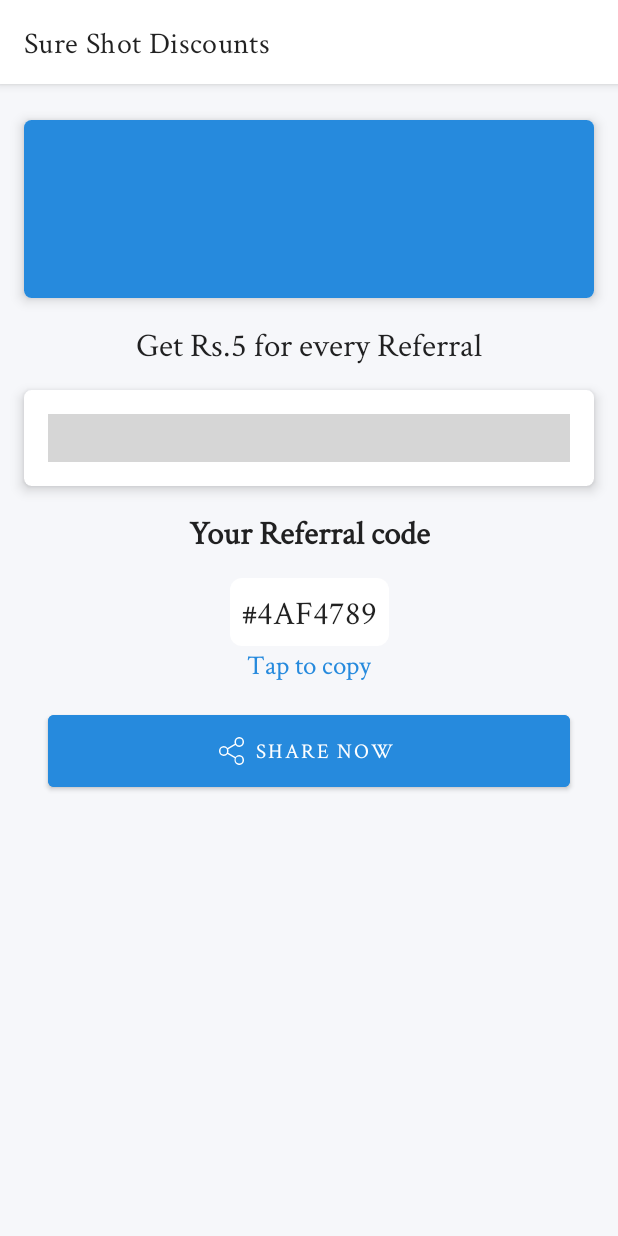
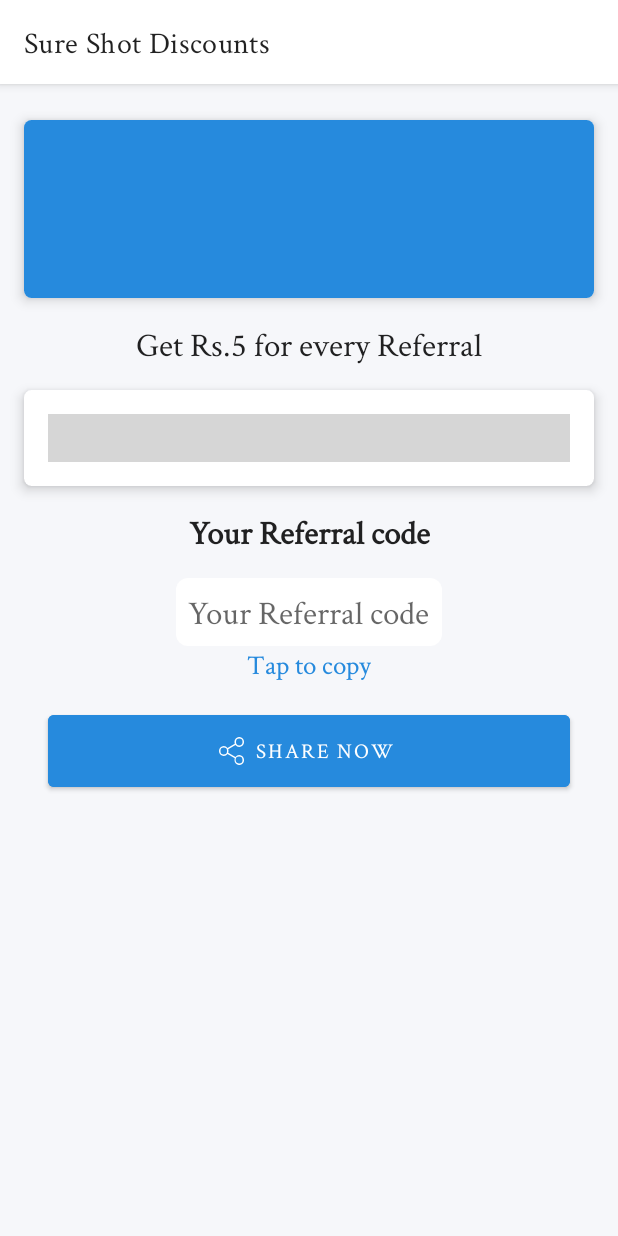
Before and after one commit to Akshay-Sawant/android-app-sure-shot, an Android app: the fragment ReferEarnFragment shown on its own in the app's theme, on a phone screen of 412 x 824 dp. Run offline under Robolectric (Android 15) with nearby library versions, the phone set to English and light mode, and no system bars; libraries missing offline, so code that uses them is left out: com.baoyachi.stepview; plain views replace VerticalStepView; 2 statements that could not run were skipped; grey boxes are pictures that could not be loaded.

Commit message:
ReferEarnFragment.kt: - updated the UI - added tap to copy feature - binded all the views - removed unwanted code

```diff
--- a/app/src/main/java/com/sureshotdiscount/app/ui/referandearn/ReferEarnFragment.kt
+++ b/app/src/main/java/com/sureshotdiscount/app/ui/referandearn/ReferEarnFragment.kt
@@ -1,24 +1,31 @@
 package com.sureshotdiscount.app.ui.referandearn
 
+import android.content.ClipData
+import android.content.ClipboardManager
+import android.content.Context.CLIPBOARD_SERVICE
 import android.os.Bundle
+import android.view.View
+import android.widget.Button
+import android.widget.TextView
+import android.widget.Toast
+import androidx.core.content.ContextCompat
 import androidx.fragment.app.Fragment
-import android.view.View
-import androidx.core.content.ContextCompat
 import com.baoyachi.stepview.VerticalStepView
-
 import com.sureshotdiscount.app.R
 
-/**
- * A simple [Fragment] subclass.
- */
-class ReferEarnFragment : Fragment(R.layout.fragment_refer_earn)/*,View.OnClickListener*/ {
 
-    private lateinit var verticalStepView : VerticalStepView
+class ReferEarnFragment : Fragment(R.layout.fragment_refer_earn), View.OnClickListener {
+
+    private lateinit var verticalStepView: VerticalStepView
     private var mStepList: ArrayList<String> = ArrayList()
+
+    private lateinit var mTextViewReferAndEarnReferralCode: TextView
+    private lateinit var mTextViewReferAndEarnTapToCopy: TextView
+    private lateinit var mButtonReferAndEarnShareNow: Button
 
     override fun onViewCreated(view: View, savedInstanceState: Bundle?) {
         super.onViewCreated(view, savedInstanceState)
-        //view.buttonShareNow.setOnClickListener(this)
+
         verticalStepView = view.findViewById(R.id.stepViewReferEarn)
         mStepList.clear()
         mStepList.add("Get Rs.2 in winnings for every new signup  from your referral link")
@@ -33,16 +40,38 @@ class ReferEarnFragment : Fragment(R.layout.fragment_refer_earn)/*,View.OnClickL
             .setStepViewComplectedTextColor(R.color.colorAccent)
             .setStepViewUnComplectedTextColor(R.color.colorAccent)
             .setStepsViewIndicatorUnCompletedLineColor(R.color.colorAccent)
-            .setStepsViewIndicatorCompleteIcon(ContextCompat.getDrawable(requireActivity(),R.drawable.ic_step_icon_24dp))
+            .setStepsViewIndicatorCompleteIcon(
+                ContextCompat.getDrawable(
+                    requireActivity(),
+                    R.drawable.ic_step_icon_24dp
+                )
+            )
+
+        mTextViewReferAndEarnReferralCode = view.findViewById(R.id.textViewReferralCode)
+        mTextViewReferAndEarnTapToCopy = view.findViewById(R.id.textViewTapToCopy)
+        mTextViewReferAndEarnTapToCopy.setOnClickListener(this@ReferEarnFragment)
+
+        mButtonReferAndEarnShareNow = view.findViewById(R.id.buttonShareNow)
+        mButtonReferAndEarnShareNow.setOnClickListener(this@ReferEarnFragment)
     }
 
-    /*override fun onClick(v: View?) {
+    override fun onClick(v: View?) {
         when (v?.id) {
-            R.id.buttonShareNow -> view?.let {
-                Navigation.findNavController(it)
-                    .navigate(R.id.action_referEarn_to_rechargeFragment)
+            R.id.textViewTapToCopy -> {
+//                onClickTapToCopy()
+            }
+            R.id.buttonShareNow -> {
+//                onClickShareNow()
             }
         }
-    }*/
+    }
 
+    private fun onClickTapToCopy() {
+        val clipboard: ClipboardManager? =
+            context?.getSystemService(CLIPBOARD_SERVICE) as ClipboardManager?
+        val clip =
+            ClipData.newPlainText(getString(R.string.text_your_referral_code), "Text to copy")
+        clipboard?.setPrimaryClip(clip)
+        Toast.makeText(context, "Copied", Toast.LENGTH_SHORT).show()
+    }
 }
--- a/app/src/main/res/layout/fragment_refer_earn.xml
+++ b/app/src/main/res/layout/fragment_refer_earn.xml
@@ -4,7 +4,7 @@
     xmlns:tools="http://schemas.android.com/tools"
     android:layout_width="match_parent"
     android:layout_height="match_parent"
-    android:background="#f6f7fa"
+    android:background="@color/colorRecharge"
     android:fillViewport="true"
     tools:context=".ui.referandearn.ReferEarnFragment">
 
@@ -13,11 +13,11 @@
         android:layout_height="wrap_content">
 
         <com.google.android.material.card.MaterialCardView
-            android:id="@+id/materialcardInviteFriends"
+            android:id="@+id/materialCardViewReferAndEarn"
             android:layout_width="0dp"
             android:layout_height="0dp"
             android:layout_marginTop="@dimen/standard_margin"
-            app:cardBackgroundColor="@android:color/white"
+            app:cardBackgroundColor="@color/colorPrimary"
             app:cardCornerRadius="@dimen/cardCornerRadius"
             app:cardElevation="@dimen/cardElevation"
             app:layout_constraintDimensionRatio="16:5"
@@ -34,6 +34,7 @@
                     android:layout_width="match_parent"
                     android:layout_height="match_parent"
                     android:background="@color/colorAccent"
+                    android:contentDescription="@string/text_cd_company_logo"
                     android:scaleType="centerCrop"
                     app:layout_constraintBottom_toBottomOf="parent"
                     app:layout_constraintEnd_toEndOf="parent"
@@ -54,10 +55,10 @@
             android:textAppearance="@android:style/TextAppearance.Large"
             app:layout_constraintEnd_toStartOf="@id/guidelineEnd"
             app:layout_constraintStart_toEndOf="@id/guidelineStart"
-            app:layout_constraintTop_toBottomOf="@id/materialcardInviteFriends" />
+            app:layout_constraintTop_toBottomOf="@id/materialCardViewReferAndEarn" />
 
         <com.google.android.material.card.MaterialCardView
-            android:id="@+id/materialCardStepView"
+            android:id="@+id/materialCardViewReferAndEarnStepView"
             android:layout_width="0dp"
             android:layout_height="wrap_content"
             android:layout_marginTop="@dimen/standard_margin_x2"
@@ -76,7 +77,7 @@
                     android:id="@+id/stepViewReferEarn"
                     android:layout_width="match_parent"
                     android:layout_height="wrap_content"
-                    android:padding="@dimen/standard_margin_x2"/>
+                    android:padding="@dimen/standard_margin_x2" />
             </LinearLayout>
         </com.google.android.material.card.MaterialCardView>
 
@@ -84,60 +85,60 @@
             android:id="@+id/textViewYourReferralCode"
             android:layout_width="0dp"
             android:layout_height="wrap_content"
+            android:layout_marginTop="@dimen/standard_margin_x2"
+            android:gravity="center"
             android:text="@string/text_your_referral_code"
+            android:textAppearance="@android:style/TextAppearance.Large"
             android:textStyle="bold"
-            android:textAppearance="@android:style/TextAppearance.Large"
-            android:gravity="center"
-            android:layout_marginTop="@dimen/standard_margin_x2"
+            app:layout_constraintEnd_toStartOf="@id/guidelineEnd"
             app:layout_constraintStart_toEndOf="@id/guidelineStart"
-            app:layout_constraintEnd_toStartOf="@id/guidelineEnd"
-            app:layout_constraintTop_toBottomOf="@id/materialCardStepView"/>
+            app:layout_constraintTop_toBottomOf="@id/materialCardViewReferAndEarnStepView" />
 
         <TextView
             android:id="@+id/textViewReferralCode"
             android:layout_width="wrap_content"
             android:layout_height="wrap_content"
+            android:layout_marginTop="@dimen/standard_margin_x2"
             android:background="@drawable/bg_rounded_corners"
-            android:layout_marginTop="@dimen/standard_margin_x2"
+            android:hint="@string/text_your_referral_code"
+            android:padding="@dimen/standard_margin"
             android:paddingStart="@dimen/standard_margin_x2"
             android:paddingEnd="@dimen/standard_margin_x2"
-            android:text="#4AF4789"
-            android:padding="@dimen/standard_margin"
             android:textAppearance="@android:style/TextAppearance.Large"
+            app:layout_constraintEnd_toStartOf="@id/guidelineEnd"
             app:layout_constraintStart_toEndOf="@id/guidelineStart"
-            app:layout_constraintEnd_toStartOf="@id/guidelineEnd"
-            app:layout_constraintTop_toBottomOf="@id/textViewYourReferralCode"/>
+            app:layout_constraintTop_toBottomOf="@id/textViewYourReferralCode" />
 
         <TextView
-            android:id="@+id/textViewTaptoCopy"
+            android:id="@+id/textViewTapToCopy"
             android:layout_width="wrap_content"
             android:layout_height="wrap_content"
             android:text="@string/text_tap_to_copy"
+            android:textAppearance="@android:style/TextAppearance.Medium"
             android:textColor="@color/colorAccent"
-            android:textAppearance="@android:style/TextAppearance.Medium"
+            app:layout_constraintEnd_toStartOf="@id/guidelineEnd"
             app:layout_constraintStart_toEndOf="@id/guidelineStart"
-            app:layout_constraintEnd_toStartOf="@id/guidelineEnd"
-            app:layout_constraintTop_toBottomOf="@id/textViewReferralCode"/>
+            app:layout_constraintTop_toBottomOf="@id/textViewReferralCode" />
 
         <Button
+            android:id="@+id/buttonShareNow"
             style="@style/Widget.MaterialComponents.Button.Icon"
-            android:id="@+id/buttonShareNow"
             android:layout_width="0dp"
             android:layout_height="60dp"
+            android:layout_marginStart="@dimen/standard_margin_x2"
+            android:layout_marginTop="@dimen/standard_margin_x2"
+            android:layout_marginEnd="@dimen/standard_margin_x2"
+            android:backgroundTint="@color/colorAccent"
+            android:text="@string/button_share_now"
+            android:textColor="@android:color/white"
             app:icon="@drawable/ic_share"
             app:iconGravity="textStart"
             app:iconPadding="@dimen/standard_margin"
-            android:text="@string/button_share_now"
-            android:textColor="@android:color/white"
-            android:backgroundTint="@color/colorAccent"
-            android:layout_marginStart="@dimen/standard_margin_x2"
-            android:layout_marginEnd="@dimen/standard_margin_x2"
-            android:layout_marginTop="@dimen/standard_margin_x2"
+            app:layout_constraintBottom_toTopOf="@id/guidelineBottom"
+            app:layout_constraintEnd_toStartOf="@id/guidelineEnd"
             app:layout_constraintStart_toEndOf="@id/guidelineStart"
-            app:layout_constraintEnd_toStartOf="@id/guidelineEnd"
-            app:layout_constraintTop_toBottomOf="@id/textViewTaptoCopy"
-            app:layout_constraintBottom_toTopOf="@id/guidelineBottom"
-            app:layout_constraintVertical_bias="0"/>
+            app:layout_constraintTop_toBottomOf="@id/textViewTapToCopy"
+            app:layout_constraintVertical_bias="0" />
 
         <androidx.constraintlayout.widget.Guideline
             android:id="@+id/guidelineStart"
```
